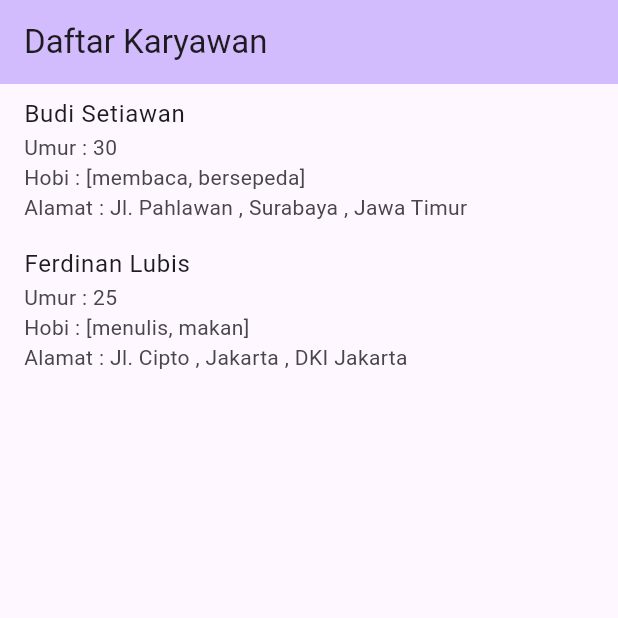
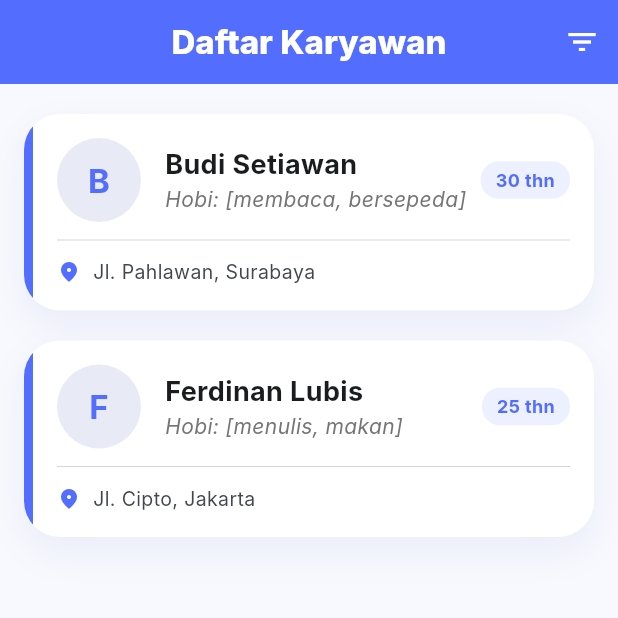
Before and after one commit to MichellePtrciaa/Michelle-SI61, a Flutter app: the screen it shows after launch, on a phone screen of 412 x 824 dp, the top half of it. Run offline on Flutter 3.47's test engine with Material 3 defaults, Android fonts, the phone set to English and light mode, and no system bars; our stand-ins replace flutter_staggered_animations; Roboto replaces fonts that are missing (Inter).

Commit message:
mengganti tampilan

```diff
--- a/flutter_daftar_karyawan/lib/main.dart
+++ b/flutter_daftar_karyawan/lib/main.dart
@@ -1,8 +1,7 @@
 import 'dart:convert';
-import 'dart:developer';
-
 import 'package:flutter/material.dart';
 import 'package:flutter/services.dart';
+import 'package:flutter_staggered_animations/flutter_staggered_animations.dart'; // Opsional: Tambahkan di pubspec.yaml
 
 import 'models/karyawan.dart';
 
@@ -13,14 +12,18 @@ void main() {
 class MyApp extends StatelessWidget {
   const MyApp({super.key});
 
-  // This widget is the root of your application.
   @override
   Widget build(BuildContext context) {
     return MaterialApp(
-      title: 'Flutter Demo',
+      debugShowCheckedModeBanner: false,
+      title: 'Employee App',
       theme: ThemeData(
-        colorScheme: ColorScheme.fromSeed(seedColor: Colors.deepPurple),
         useMaterial3: true,
+        colorScheme: ColorScheme.fromSeed(
+          seedColor: Colors.indigo,
+          brightness: Brightness.light,
+        ),
+        fontFamily: 'Inter', // Pastikan font ini ada atau gunakan Roboto
       ),
       home: const MyHomePage(),
     );
@@ -33,52 +36,175 @@ class MyHomePage extends StatelessWidget {
   Future<List<Karyawan>> _readJsonData() async {
     final String response = await rootBundle.loadString('assets/karyawan.json');
     final List<dynamic> data = json.decode(response);
-    //log(data.toString());
-    // print(data);
     return data.map((json) => Karyawan.fromJson(json)).toList();
   }
 
   @override
   Widget build(BuildContext context) {
     return Scaffold(
+      backgroundColor: const Color(0xFFF8F9FE),
       appBar: AppBar(
-        backgroundColor: Theme.of(context).colorScheme.inversePrimary,
-        title: const Text("Daftar Karyawan"),
+        title: const Text(
+          "Daftar Karyawan",
+          style: TextStyle(fontWeight: FontWeight.w800, color: Colors.white),
+        ),
+        centerTitle: true,
+        backgroundColor: Colors.indigoAccent,
+        elevation: 0,
+        actions: [
+          IconButton(
+            icon: const Icon(Icons.filter_list, color: Colors.white),
+            onPressed: () {},
+          ),
+        ],
       ),
       body: FutureBuilder<List<Karyawan>>(
         future: _readJsonData(),
         builder: (context, snapshot) {
-          //print('data =' + snapshot.hasData.toString());
-          if (snapshot.hasData) {
-            return ListView.builder(
+          if (snapshot.connectionState == ConnectionState.waiting) {
+            return const Center(child: CircularProgressIndicator());
+          }
+          if (snapshot.hasError) {
+            return Center(child: Text('Error: ${snapshot.error}'));
+          }
+
+          return AnimationLimiter(
+            child: ListView.builder(
+              padding: const EdgeInsets.symmetric(horizontal: 16, vertical: 20),
               itemCount: snapshot.data!.length,
               itemBuilder: (context, index) {
-                return ListTile(
-                  title: Text(
-                    snapshot.data![index].nama,
-                  ), // untuk menampilkan nama
-                  subtitle: Column(
-                    crossAxisAlignment: CrossAxisAlignment.start,
-                    children: [
-                      Text('Umur : ${snapshot.data![index].umur}'),
-                      Text(
-                        'Hobi : ${snapshot.data![index].hobi}',
-                      ), //untuk menampilkan umur
-                      Text(
-                        'Alamat : ${snapshot.data![index].alamat.jalan} , ${snapshot.data![index].alamat.kota} , ${snapshot.data![index].alamat.provinsi}',
-                      ),
-                    ],
+                final karyawan = snapshot.data![index];
+                return AnimationConfiguration.staggeredList(
+                  position: index,
+                  duration: const Duration(milliseconds: 500),
+                  child: SlideAnimation(
+                    verticalOffset: 50.0,
+                    child: FadeInAnimation(child: _buildEmployeeCard(karyawan)),
                   ),
                 );
               },
-            );
-          } else if (snapshot.hasError) {
-            return Center(child: Text('${snapshot.error}'));
-          }
-
-          return const Center(child: CircularProgressIndicator());
+            ),
+          );
         },
       ),
     );
   }
+
+  Widget _buildEmployeeCard(Karyawan karyawan) {
+    return Container(
+      margin: const EdgeInsets.only(bottom: 20),
+      decoration: BoxDecoration(
+        color: Colors.white,
+        borderRadius: BorderRadius.circular(24),
+        boxShadow: [
+          BoxShadow(
+            color: Colors.indigo.withOpacity(0.08),
+            blurRadius: 20,
+            offset: const Offset(0, 10),
+          ),
+        ],
+      ),
+      child: ClipRRect(
+        borderRadius: BorderRadius.circular(24),
+        child: IntrinsicHeight(
+          child: Row(
+            children: [
+              // Blue Side Accent
+              Container(width: 6, color: Colors.indigoAccent),
+              Expanded(
+                child: Padding(
+                  padding: const EdgeInsets.all(16.0),
+                  child: Column(
+                    crossAxisAlignment: CrossAxisAlignment.start,
+                    children: [
+                      Row(
+                        children: [
+                          CircleAvatar(
+                            radius: 28,
+                            backgroundColor: Colors.indigo.shade50,
+                            child: Text(
+                              karyawan.nama[0],
+                              style: const TextStyle(
+                                fontSize: 22,
+                                fontWeight: FontWeight.bold,
+                                color: Colors.indigoAccent,
+                              ),
+                            ),
+                          ),
+                          const SizedBox(width: 16),
+                          Expanded(
+                            child: Column(
+                              crossAxisAlignment: CrossAxisAlignment.start,
+                              children: [
+                                Text(
+                                  karyawan.nama,
+                                  style: const TextStyle(
+                                    fontSize: 18,
+                                    fontWeight: FontWeight.bold,
+                                    color: Color(0xFF1A1C1E),
+                                  ),
+                                ),
+                                Text(
+                                  "Hobi: ${karyawan.hobi}",
+                                  style: TextStyle(
+                                    fontSize: 14,
+                                    color: Colors.grey.shade600,
+                                    fontStyle: FontStyle.italic,
+                                  ),
+                                ),
+                              ],
+                            ),
+                          ),
+                          _buildAgeBadge(karyawan.umur.toString()),
+                        ],
+                      ),
+                      const Divider(height: 24, thickness: 0.5),
+                      Row(
+                        children: [
+                          const Icon(
+                            Icons.location_on_rounded,
+                            size: 16,
+                            color: Colors.indigoAccent,
+                          ),
+                          const SizedBox(width: 8),
+                          Expanded(
+                            child: Text(
+                              "${karyawan.alamat.jalan}, ${karyawan.alamat.kota}",
+                              style: const TextStyle(
+                                color: Color(0xFF42474E),
+                                fontSize: 13,
+                              ),
+                              overflow: TextOverflow.ellipsis,
+                            ),
+                          ),
+                        ],
+                      ),
+                    ],
+                  ),
+                ),
+              ),
+            ],
+          ),
+        ),
+      ),
+    );
+  }
+
+  Widget _buildAgeBadge(String age) {
+    return Container(
+      padding: const EdgeInsets.symmetric(horizontal: 10, vertical: 4),
+      decoration: BoxDecoration(
+        color: Colors.indigoAccent.withOpacity(0.1),
+        borderRadius: BorderRadius.circular(12),
+      ),
+      child: Text(
+        "$age thn",
+        style: const TextStyle(
+          color: Colors.indigoAccent,
+          fontWeight: FontWeight.bold,
+          fontSize: 12,
+        ),
+      ),
+    );
+  }
 }
--- a/flutter_daftar_karyawan/pubspec.yaml
+++ b/flutter_daftar_karyawan/pubspec.yaml
@@ -34,6 +34,7 @@ dependencies:
   # The following adds the Cupertino Icons font to your application.
   # Use with the CupertinoIcons class for iOS style icons.
   cupertino_icons: ^1.0.8
+  flutter_staggered_animations: ^1.1.1
 
 dev_dependencies:
   flutter_test:
```
Also changed, not shown: flutter_daftar_karyawan/pubspec.lock.
